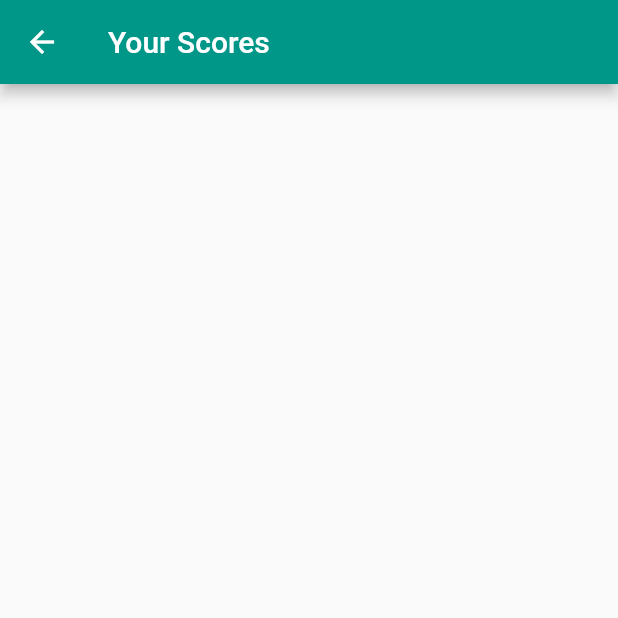
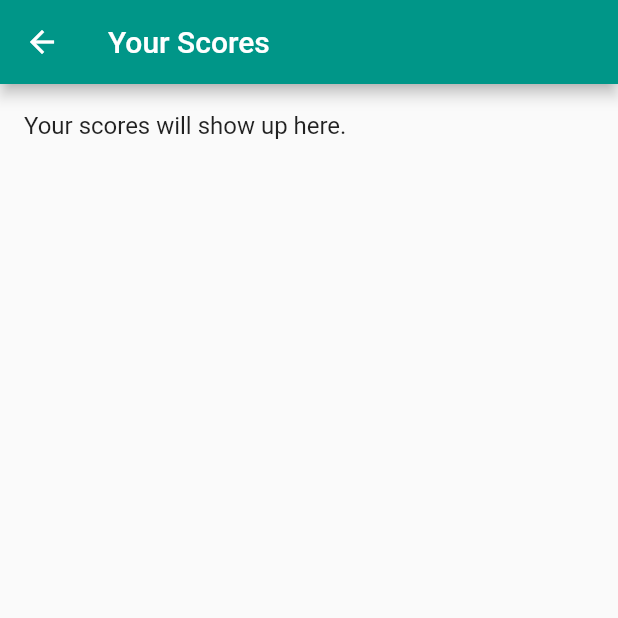
Before and after one commit to ryfuller03/project-3-sensory-overload, a Flutter app: the screen it shows after launch, after a tap on "Scores Screen", on a phone screen of 412 x 824 dp, the top half of it. Run offline on Flutter 3.47's test engine with Material 2 defaults, Android fonts, the light colour scheme and no system bars; our stand-ins replace sensors_plus.

Commit message:
Tests pass
Restructured the scoreboard screen's build method in order to pass certain widget tests that started failing after refactoring; removed an obsolete widget test.

```diff
--- a/project_3_sensory_overload/lib/scoreboard.dart
+++ b/project_3_sensory_overload/lib/scoreboard.dart
@@ -74,12 +74,12 @@ class ScoreScreenState extends State<ScoreScreen> {
   @override
   Widget build(BuildContext context) {
     widget.scoresList.sort((a, b) => a.compareTo(b));
-    if (widget.scoresList.isNotEmpty) {
       return Scaffold(
+        key: const Key("Scores List"),
           appBar: AppBar(
               title: const Text("Your Scores"), backgroundColor: Colors.teal),
-          body: ListView.builder(
-              key: const Key("Scores List"),
+          body: widget.scoresList.isNotEmpty
+            ? ListView.builder(
               itemCount: widget.scoresList.length,
               prototypeItem: ScoreboardEntryWidget(
                 index: 0,
@@ -89,12 +89,14 @@ class ScoreScreenState extends State<ScoreScreen> {
                 index: index,
                 entry: widget.scoresList[index]
               ))
-          )
+            )
+            : ListView(
+              children: const [
+                ListTile(
+                  title: Text("Your scores will show up here.")
+                )
+              ],
+            )
       );
-    } else {
-      return Scaffold(
-          appBar: AppBar(
-              title: const Text("Your Scores"), backgroundColor: Colors.teal));
-    }
   }
 }
```
Also changed, not shown: 1 other file.
